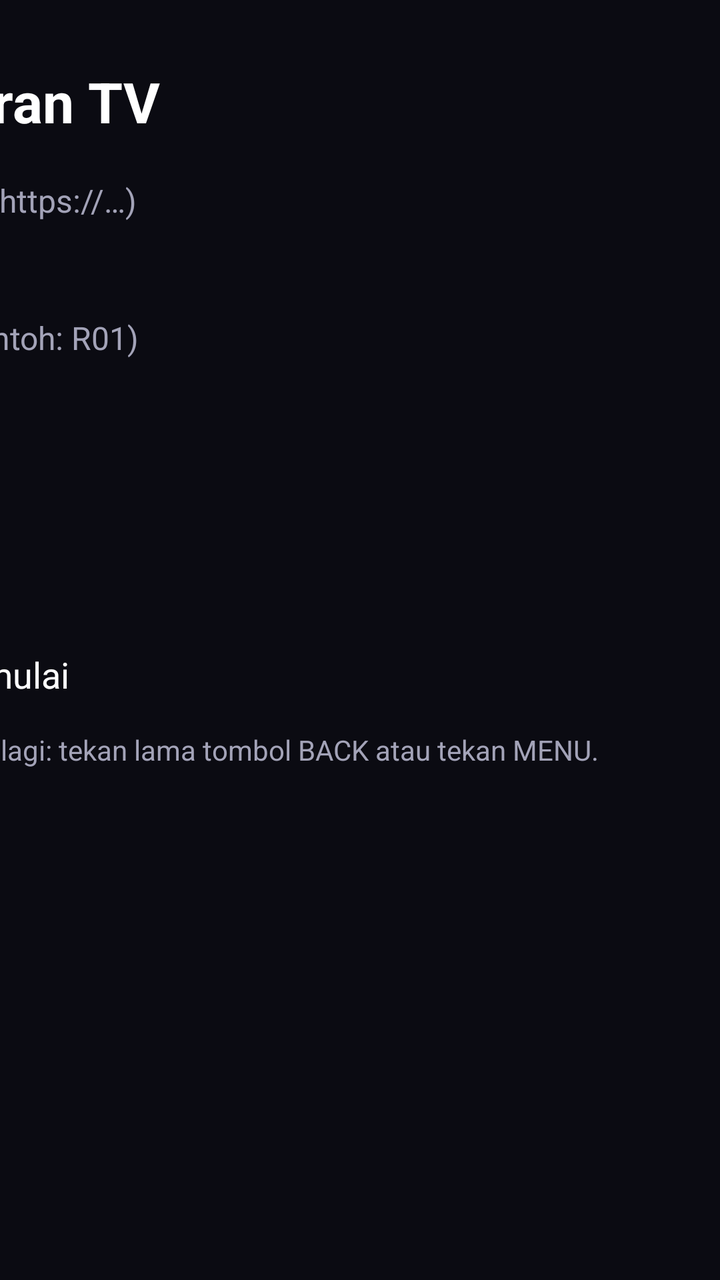
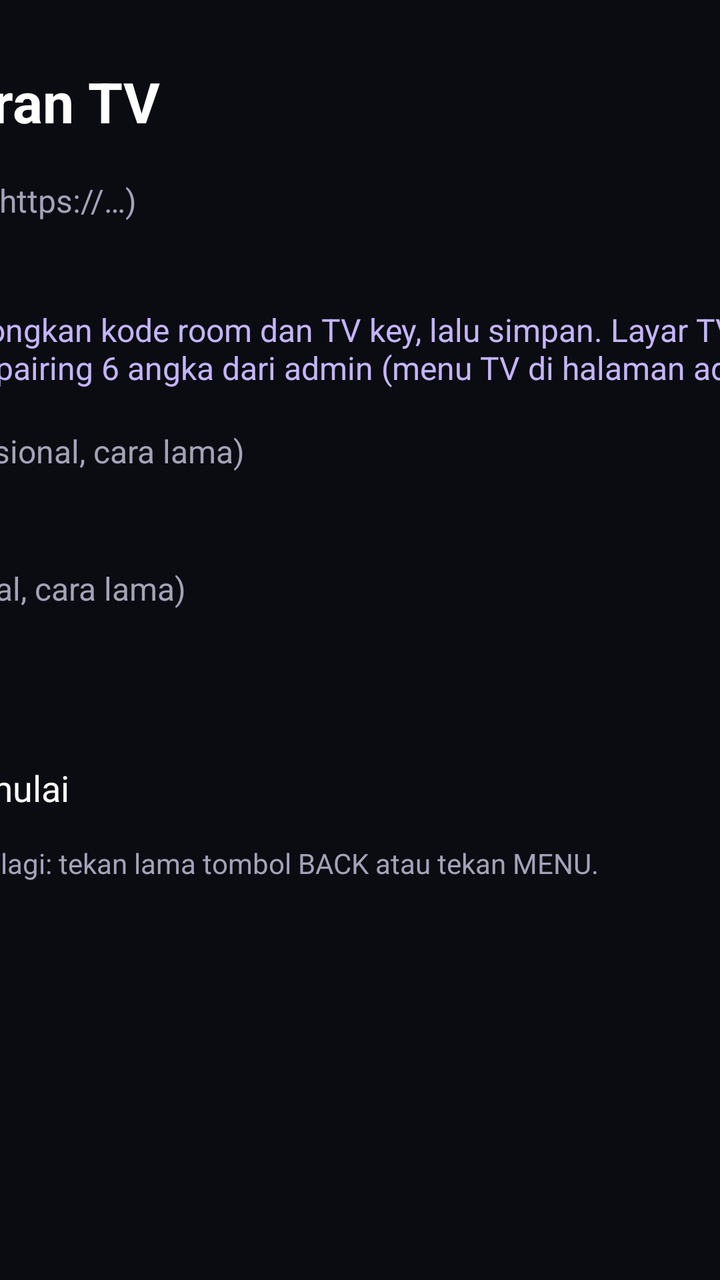

Compare the two renders of this Android layout. The source of the first and the diff that turns it into the second are given below.
<!-- AndroidManifest.xml: application theme android:Theme.Black.NoTitleBar.Fullscreen -->
<!-- res/layout/activity_setup.xml -->
<?xml version="1.0" encoding="utf-8"?>
<ScrollView xmlns:android="http://schemas.android.com/apk/res/android"
    android:layout_width="match_parent"
    android:layout_height="match_parent"
    android:background="#0B0B12">

    <LinearLayout
        android:layout_width="640dp"
        android:layout_height="wrap_content"
        android:layout_gravity="center_horizontal"
        android:orientation="vertical"
        android:padding="32dp">

        <TextView
            android:layout_width="wrap_content"
            android:layout_height="wrap_content"
            android:text="@string/setup_title"
            android:textColor="#FFFFFF"
            android:textSize="28sp"
            android:textStyle="bold" />

        <TextView style="@style/SetupLabel" android:text="@string/setup_server" />
        <EditText
            android:id="@+id/server"
            style="@style/SetupInput"
            android:inputType="textUri" />

        <TextView style="@style/SetupLabel" android:text="@string/setup_room" />
        <EditText
            android:id="@+id/room"
            style="@style/SetupInput"
            android:inputType="textCapCharacters" />

        <TextView style="@style/SetupLabel" android:text="@string/setup_key" />
        <EditText
            android:id="@+id/key"
            style="@style/SetupInput"
            android:inputType="textVisiblePassword" />

        <TextView
            android:id="@+id/error"
            android:layout_width="match_parent"
            android:layout_height="wrap_content"
            android:layout_marginTop="12dp"
            android:textColor="#F87171"
            android:textSize="16sp" />

        <Button
            android:id="@+id/save"
            android:layout_width="match_parent"
            android:layout_height="wrap_content"
            android:layout_marginTop="16dp"
            android:text="@string/setup_save"
            android:textSize="18sp" />

        <TextView
            android:layout_width="match_parent"
            android:layout_height="wrap_content"
            android:layout_marginTop="16dp"
            android:text="@string/setup_hint"
            android:textColor="#A3A3B8"
            android:textSize="14sp" />
    </LinearLayout>
</ScrollView>
<!-- resources referenced by this layout -->
<resources>
  <string name="setup_hint">Buka pengaturan lagi: tekan lama tombol BACK atau tekan MENU.</string>
  <string name="setup_key">TV key</string>
  <string name="setup_room">Kode room (contoh: R01)</string>
  <string name="setup_save">Simpan dan mulai</string>
  <string name="setup_server">Alamat server (https://…)</string>
  <string name="setup_title">Pengaturan TV</string>
  <style name="SetupInput">
          <item name="android:layout_width">match_parent</item>
          <item name="android:layout_height">wrap_content</item>
          <item name="android:singleLine">true</item>
          <item name="android:textColor">#FFFFFF</item>
          <item name="android:textSize">20sp</item>
          <item name="android:imeOptions">actionNext</item>
      </style>
  <style name="SetupLabel">
          <item name="android:layout_width">match_parent</item>
          <item name="android:layout_height">wrap_content</item>
          <item name="android:layout_marginTop">20dp</item>
          <item name="android:textColor">#A3A3B8</item>
          <item name="android:textSize">16sp</item>
      </style>
</resources>

<!-- the commit's change to res/layout/activity_setup.xml (unified diff, before → after) -->
@@ -24,6 +24,14 @@
             android:id="@+id/server"
             style="@style/SetupInput"
             android:inputType="textUri" />
+
+        <TextView
+            android:layout_width="match_parent"
+            android:layout_height="wrap_content"
+            android:layout_marginTop="16dp"
+            android:text="@string/setup_pairing_hint"
+            android:textColor="#C4B5FD"
+            android:textSize="16sp" />
 
         <TextView style="@style/SetupLabel" android:text="@string/setup_room" />
         <EditText
<!-- resource entries referenced after the edit -->
@@ -1,8 +1,9 @@
 <!-- resources referenced by this layout -->
 <resources>
   <string name="setup_hint">Buka pengaturan lagi: tekan lama tombol BACK atau tekan MENU.</string>
-  <string name="setup_key">TV key</string>
-  <string name="setup_room">Kode room (contoh: R01)</string>
+  <string name="setup_key">TV key (opsional, cara lama)</string>
+  <string name="setup_pairing_hint">Cara baru: kosongkan kode room dan TV key, lalu simpan. Layar TV akan meminta kode pairing 6 angka dari admin (menu TV di halaman admin).</string>
+  <string name="setup_room">Kode room (opsional, cara lama)</string>
   <string name="setup_save">Simpan dan mulai</string>
   <string name="setup_server">Alamat server (https://…)</string>
   <string name="setup_title">Pengaturan TV</string>
